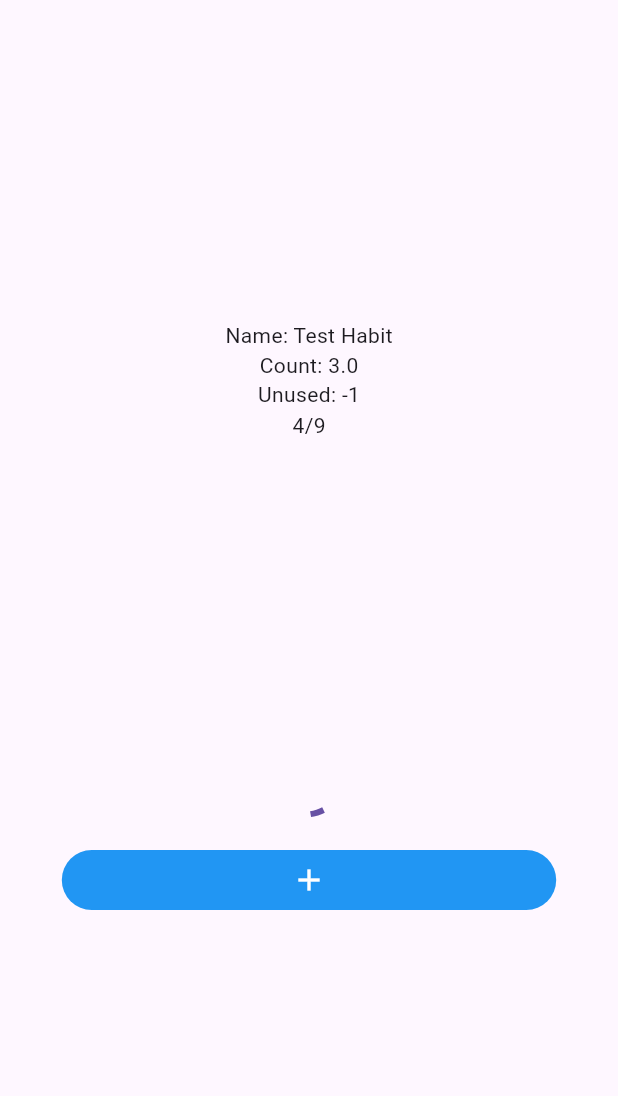
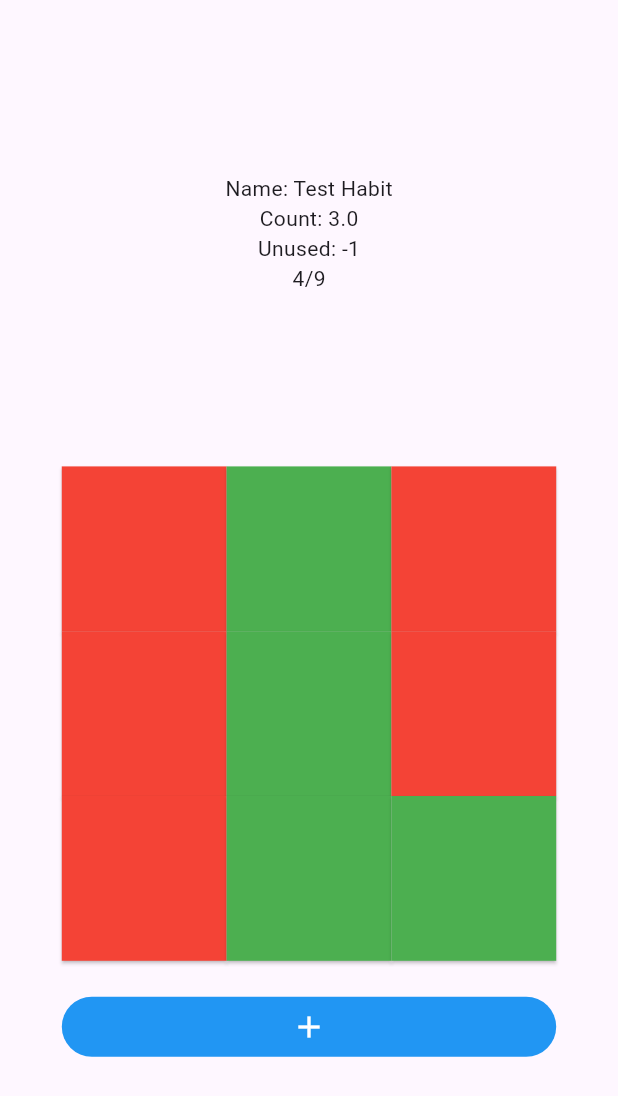
Before and after one commit to ddxMusic68/habit_grid, a Flutter app: the screen it shows after launch, on a phone screen of 412 x 824 dp. Shown: the top 1096 px of the screen. Run offline on Flutter 3.47's test engine with Material 3 defaults, Android fonts, the phone set to English and light mode, and no system bars.

Commit message:
auto: 2026-05-26 17:57:08

```diff
--- a/lib/habit_grid.dart
+++ /dev/null
@@ -1,86 +0,0 @@
-import 'package:flutter/material.dart';
-import 'package:provider/provider.dart';
-import 'habit_item.dart';
-import 'dart:math';
-
-// ButtonSwitch
-class ButtonSwitch extends StatelessWidget {
-  final bool state;
-  final VoidCallback onPressed;
-
-  final Color onColor;
-  final Color offColor;
-  final ButtonStyle? style;
-
-  const ButtonSwitch({
-    super.key,
-    this.style,
-    this.onColor = Colors.green,
-    this.offColor = Colors.red,
-    required this.state,
-    required this.onPressed,
-  });
-
-  @override
-  Widget build(BuildContext context) {
-    return ElevatedButton(
-      onPressed: onPressed,
-      style:
-        style?.copyWith(
-          backgroundColor: MaterialStateProperty.all(
-            state ? onColor : offColor,
-          ),
-        ) ??
-        ElevatedButton.styleFrom(
-          backgroundColor: state ? onColor : offColor,
-        ),
-      child: null,
-    );
-  }
-}
-
-class HabitGrid extends StatelessWidget {
-  final HabitItem habitItem;
-
-  const HabitGrid({super.key, required this.habitItem});
-
-  @override
-  Widget build(BuildContext context) {
-    ChangeNotifierProvider<HabitItem>.value(
-      value: habitItem,
-      child: Consumer<HabitItem>(
-        builder: (context, habitItem, child) {
-          final int sideLength = habitItem.totalSquares > 0 ? sqrt(habitItem.totalSquares).toInt() : 1;
-          return Text(sideLength.toString());
-        },
-      ),
-    );
-
-    return CircularProgressIndicator();
-
-    // double size = 0.8 * min(
-    //   MediaQuery.of(context).size.width,
-    //   MediaQuery.of(context).size.height,
-    // );
-    // return SizedBox(
-    //   width: size,
-    //   height: size,
-    //   child: GridView.count(
-    //     crossAxisCount: sideLength,
-    //     children: List.generate(
-    //       sideLength * sideLength,
-    //       (index) => ButtonSwitch(
-    //         style: ElevatedButton.styleFrom(
-    //           shape: RoundedRectangleBorder(borderRadius: BorderRadius.zero),
-    //         ),
-    //         state: habitItem.boolList[index],
-    //         onPressed: () => {
-    //           toggleIndex(index),
-    //           habitItem.update(),
-    //         },
-    //       ),
-    //     ),
-    //   ),
-    // );
-  }
-}
--- a/lib/json.dart
+++ b/lib/json.dart
@@ -4,8 +4,6 @@ import 'package:path_provider/path_provider.dart';
 import 'package:path/path.dart' as p;
 
 void main() async {
-  // final settings = await loadSettings();
-  // print(settings);
 }
 
 const Map<String, dynamic> defaultSettings = {
--- a/lib/main.dart
+++ b/lib/main.dart
@@ -1,9 +1,9 @@
 import 'package:flutter/material.dart';
 import 'package:provider/provider.dart';
-import 'dart:math';
 
 import 'habit_item.dart';
-import 'habit_grid.dart';
+import 'widgets/habit_grid.dart';
+import 'widgets/overview.dart';
 import 'json.dart';
 
 var habitItem1 = HabitItem(
@@ -14,8 +14,17 @@ var habitItem1 = HabitItem(
   boolList: [false, true, false, false, true, false, false, true, true]
 );
 
+var habitItem2 = HabitItem(
+  name: 'Test Habit 2',
+  totalCount: 5.0,
+  countIncrement: 1.0,
+  squareCost: 1.0,
+  boolList: [false, false, false, false, false, false, false, false, false]
+);
+
+HabitItemList habitItemList = HabitItemList(items: [habitItem1, habitItem2]);
+
 void main() {
-  // Entry point of the application
   runApp(MyApp());
 }
 
@@ -24,8 +33,8 @@ class MyApp extends StatelessWidget {
 
   @override
   Widget build(BuildContext context) {
-    return ChangeNotifierProvider<HabitItem>.value(
-      value: habitItem1,
+    return ChangeNotifierProvider<HabitItemList>.value(
+      value: habitItemList,
       child: MaterialApp(
         home: Scaffold(
           body:
@@ -33,12 +42,12 @@ class MyApp extends StatelessWidget {
                   MediaQuery.of(context).size.height
               ? Row(
                   mainAxisAlignment: MainAxisAlignment.spaceEvenly,
-                  children: [Overview(), buildHabitPanel(context, habitItem1)],
+                  children: [Overview(), buildHabitPanel(context)],
                 )
               : Center(
                   child: Column(
                     mainAxisAlignment: MainAxisAlignment.spaceEvenly,
-                    children: [Overview(), buildHabitPanel(context, habitItem1)],
+                    children: [Overview(), buildHabitPanel(context)],
                   )
                 ),
         ),
@@ -46,57 +55,3 @@ class MyApp extends StatelessWidget {
     );
   }
 }
-
-
-// Habit Panel
-Widget buildHabitPanel(BuildContext context, HabitItem habitItem) {
-  return Column(
-    mainAxisAlignment: MainAxisAlignment.spaceEvenly,
-    crossAxisAlignment: CrossAxisAlignment.center,
-
-    children: [
-      HabitGrid(habitItem: habitItem1, sideLength: sqrt(habitItem1.boolList.length).toInt()),
-      SizedBox(height: 20),
-      IconButton(
-        icon: Icon(Icons.add),
-        constraints: BoxConstraints(
-          minWidth:
-              0.8 *
-              min(
-                MediaQuery.of(context).size.width,
-                MediaQuery.of(context).size.height,
-              ),
-        ),
-        style: IconButton.styleFrom(
-          backgroundColor: Colors.blue,
-          foregroundColor: Colors.white,
-        ),
-        onPressed: () {
-          habitItem.update(totalCount: habitItem.totalCount + habitItem.countIncrement);
-        },
-      ),
-    ],
-  );
-}
-
-// Overview
-class Overview extends StatelessWidget {
-  const Overview({super.key});
-
-  @override
-  Widget build(BuildContext context) {
-    return Consumer<HabitItem>(
-      builder: (context, habitItem, child) {
-        return Column(
-          mainAxisAlignment: MainAxisAlignment.spaceEvenly,
-          children: [
-            Text('Name: ${habitItem.name}'),
-            Text('Count: ${habitItem.totalCount}'),
-            Text('Unused: ${habitItem.unused}'),
-            Text(habitItem.progressText),
-          ],
-        );
-      },
-    );
-  }
-}
--- /dev/null
+++ b/lib/widgets/habit_grid.dart
@@ -0,0 +1,117 @@
+import 'package:flutter/material.dart';
+import 'package:provider/provider.dart';
+import '../habit_item.dart';
+import 'dart:math';
+
+// ButtonSwitch
+class ButtonSwitch extends StatelessWidget {
+  final bool state;
+  final VoidCallback onPressed;
+
+  final Color onColor;
+  final Color offColor;
+  final ButtonStyle? style;
+
+  const ButtonSwitch({
+    super.key,
+    this.style,
+    this.onColor = Colors.green,
+    this.offColor = Colors.red,
+    required this.state,
+    required this.onPressed,
+  });
+
+  @override
+  Widget build(BuildContext context) {
+    return ElevatedButton(
+      onPressed: onPressed,
+      style:
+          style?.copyWith(
+            backgroundColor: MaterialStateProperty.all(
+              state ? onColor : offColor,
+            ),
+          ) ??
+          ElevatedButton.styleFrom(backgroundColor: state ? onColor : offColor),
+      child: null,
+    );
+  }
+}
+
+class HabitGrid extends StatelessWidget {
+  const HabitGrid({super.key});
+
+  @override
+  Widget build(BuildContext context) {
+      return Consumer<HabitItemList>(
+        builder: (context, habitItemList, child) {
+          final int sideLength = habitItemList.currentItem.totalSquares > 0
+              ? sqrt(habitItemList.currentItem.totalSquares).toInt()
+              : 1;
+          double size =
+              0.8 *
+              min(
+                MediaQuery.of(context).size.width,
+                MediaQuery.of(context).size.height,
+              );
+          return SizedBox(
+            width: size,
+            height: size,
+            child: GridView.count(
+              crossAxisCount: sideLength,
+              children: List.generate(
+                sideLength * sideLength,
+                (index) => ButtonSwitch(
+                  style: ElevatedButton.styleFrom(
+                    shape: RoundedRectangleBorder(
+                      borderRadius: BorderRadius.zero,
+                    ),
+                  ),
+                  state: habitItemList.currentItem.boolList[index],
+                  onPressed: () => {
+                    habitItemList.toggleCurrentSquare(index),
+                  },
+                ),
+              ),
+            ),
+          );
+        },
+      );
+  }
+}
+
+// Habit Panel
+Widget buildHabitPanel(BuildContext context) {
+  return Consumer<HabitItemList>(
+    builder: (context, habitItemList, child) {
+      return Column(
+        mainAxisAlignment: MainAxisAlignment.spaceEvenly,
+        crossAxisAlignment: CrossAxisAlignment.center,
+
+        children: [
+          HabitGrid(),
+          SizedBox(height: 20),
+          IconButton(
+            icon: Icon(Icons.add),
+            constraints: BoxConstraints(
+              minWidth:
+                  0.8 *
+                  min(
+                    MediaQuery.of(context).size.width,
+                    MediaQuery.of(context).size.height,
+                  ),
+            ),
+            style: IconButton.styleFrom(
+              backgroundColor: Colors.blue,
+              foregroundColor: Colors.white,
+            ),
+            onPressed: () {
+              habitItemList.updateCurrentItem(
+                totalCount: habitItemList.currentItem.totalCount + habitItemList.currentItem.countIncrement,
+              );
+            },
+          ),
+        ],
+      );
+    },
+  );
+}
--- /dev/null
+++ b/lib/widgets/overview.dart
@@ -0,0 +1,24 @@
+import 'package:flutter/material.dart';
+import 'package:provider/provider.dart';
+import '../habit_item.dart';
+
+class Overview extends StatelessWidget {
+  const Overview({super.key});
+
+  @override
+  Widget build(BuildContext context) {
+    return Consumer<HabitItemList>(
+      builder: (context, habitItemList, child) {
+        return Column(
+          mainAxisAlignment: MainAxisAlignment.spaceEvenly,
+          children: [
+            Text('Name: ${habitItemList.currentItem.name}'),
+            Text('Count: ${habitItemList.currentItem.totalCount}'),
+            Text('Unused: ${habitItemList.currentItem.unused}'),
+            Text(habitItemList.currentItem.progressText),
+          ],
+        );
+      },
+    );
+  }
+}
```
Also changed, not shown: lib/habit_item.dart (+40 -1 lines).
